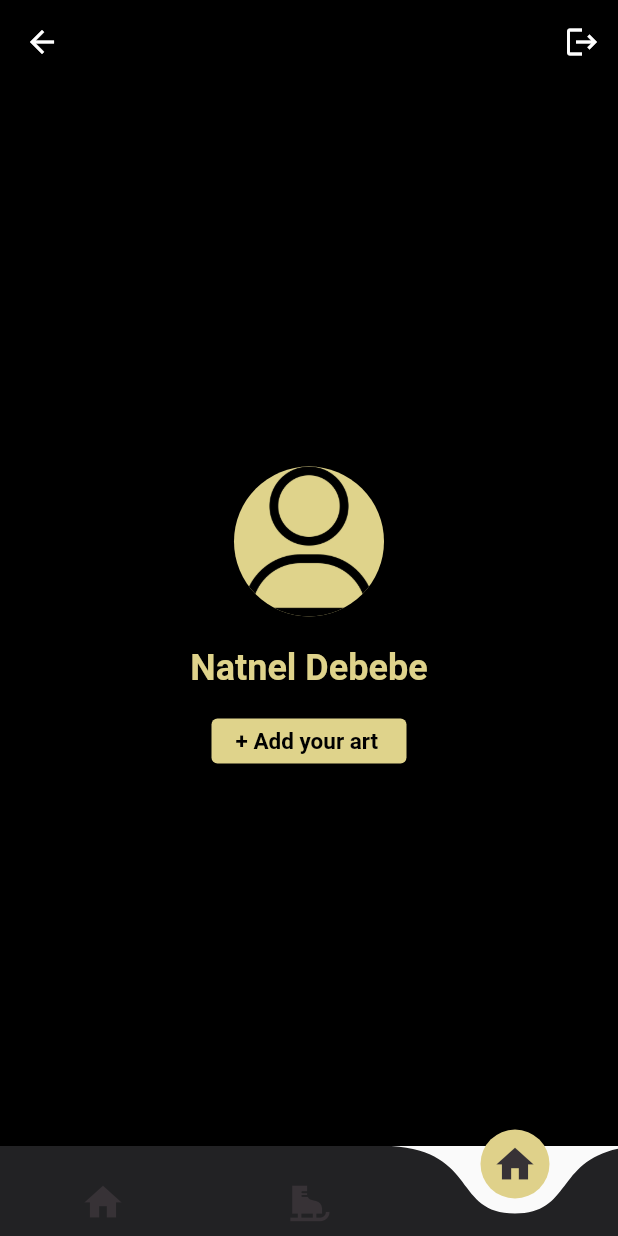
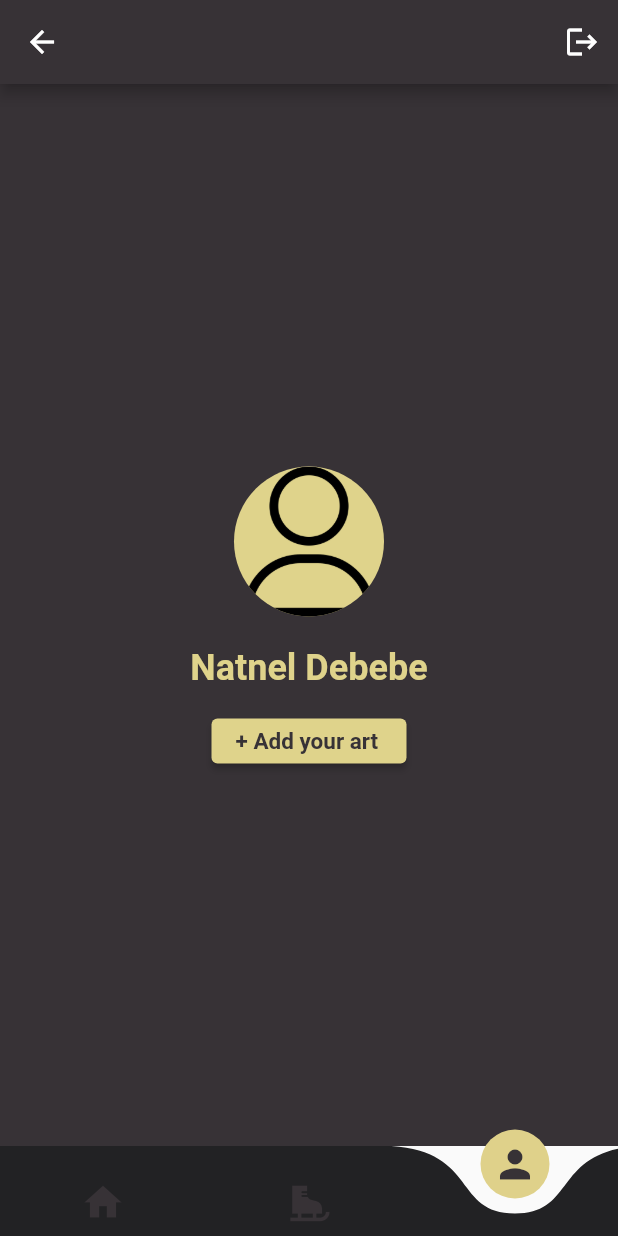
Before and after one commit to nemeab/tsehay_art_store, a Flutter app: the Base screen opened by its route, item 3 of the bottom bar chosen, on a phone screen of 412 x 824 dp. Run offline on Flutter 3.47's test engine with Material 2 defaults, Android fonts, the light colour scheme and no system bars; drawn by our look-alikes of curved_navigation_bar; our stand-ins replace firebase_auth, firebase_core, modal_progress_hud_nsn; accounts and stored records are empty.

Commit message:
some changes

```diff
--- a/art_store/lib/screen/account.dart
+++ b/art_store/lib/screen/account.dart
@@ -1,6 +1,7 @@
 import 'package:art_store/screen/login.dart';
 import 'package:flutter/material.dart';
 import 'package:firebase_auth/firebase_auth.dart';
+import 'package:art_store/constants/constants.dart';
 
 class Account extends StatefulWidget {
   Account({super.key});
@@ -38,7 +39,7 @@ class _AccountState extends State<Account> {
   Widget build(BuildContext context) {
     return Scaffold(
       appBar: AppBar(
-        backgroundColor: Colors.black,
+        backgroundColor: AppColors.LightGray,
         leading: null,
         actions: <Widget>[
           IconButton(
@@ -53,7 +54,7 @@ class _AccountState extends State<Account> {
         child: SafeArea(
           child: Container(
             width: double.infinity,
-            color: Colors.black,
+            color: AppColors.LightGray,
             child: Column(
               mainAxisAlignment: MainAxisAlignment.center,
               children: <Widget>[
@@ -80,7 +81,7 @@ class _AccountState extends State<Account> {
                   child: ElevatedButton(
                     style: ElevatedButton.styleFrom(
                       backgroundColor: const Color(0xffdfd38b),
-                      foregroundColor: Colors.black,
+                      foregroundColor: AppColors.LightGray,
                     ),
                     onPressed: () {},
                     child: Row(
--- a/art_store/lib/widgets/Bottom_navigation_bar.dart
+++ b/art_store/lib/widgets/Bottom_navigation_bar.dart
@@ -38,7 +38,7 @@ class _BaseState extends State<Base> {
         size: 30,
       ),
       const Icon(
-        Icons.home,
+        Icons.person,
         size: 30,
       )
     ];
```
